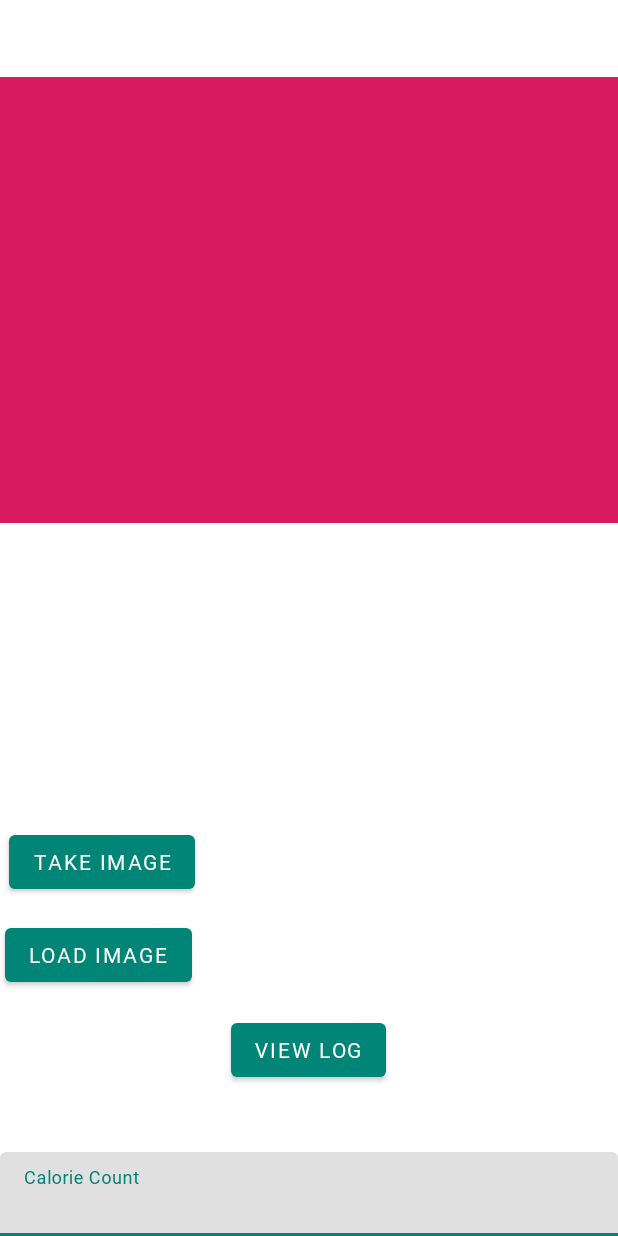
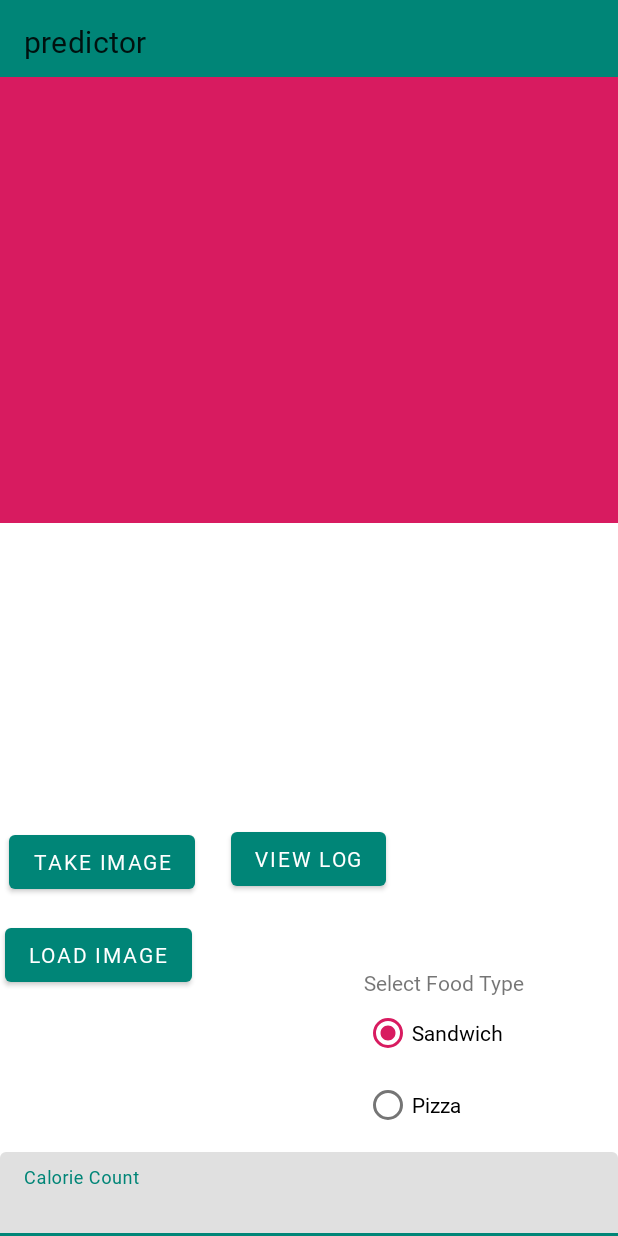
Before and after one commit to tuthoang/CaloriePredictor, an Android app: the screen it shows after launch (MainActivity), on a phone screen of 412 x 824 dp. Run offline under Robolectric (Android 15) with nearby library versions, the phone set to English and light mode, and no system bars; our stand-ins replace Firebase (no records; nobody signed in at launch, a user with empty details on screens opened directly); libraries missing offline, so code that uses them is left out: org.tensorflow.lite; Roboto replaces fonts that are not available here; 3 statements that could not run were skipped.

Commit message:
App: Add radio buttons and toolbar (signout).

```diff
--- a/predictor/app/src/main/res/layout/activity_main.xml
+++ b/predictor/app/src/main/res/layout/activity_main.xml
@@ -5,12 +5,26 @@
     android:layout_width="match_parent"
     android:layout_height="match_parent"
     tools:context=".MainActivity">
-
     <com.google.android.material.appbar.AppBarLayout
         android:layout_width="match_parent"
         android:layout_height="wrap_content"
         android:theme="@style/AppTheme.AppBarOverlay"/>
+    <com.google.android.material.appbar.MaterialToolbar
+        android:id="@+id/toolbar"
 
-    <include layout="@layout/content_main" />
+        android:layout_width="match_parent"
+        android:layout_height="wrap_content"
+        android:minHeight="@dimen/abc_action_bar_default_height_material"
+        android:background="?attr/colorPrimary"
+        app:popupTheme="@style/AppTheme.PopupOverlay"
+        app:title="@string/app_name" />
+
+
+    <include
+        android:id="@+id/include"
+        layout="@layout/content_main"
+        app:layout_anchorGravity="center" />
+
+
 
 </androidx.coordinatorlayout.widget.CoordinatorLayout>
--- a/predictor/app/src/main/res/layout/content_main.xml
+++ b/predictor/app/src/main/res/layout/content_main.xml
@@ -66,10 +66,40 @@
         android:layout_height="wrap_content"
         android:layout_alignParentBottom="true"
         android:layout_centerHorizontal="true"
-        android:layout_marginBottom="100dp"
-        android:text="View Log"
+        android:layout_marginBottom="227dp"
         android:onClick="viewLog"
-        />
+        android:text="View Log" />
+
+    <RadioGroup
+        android:id="@+id/radiogroup"
+        android:layout_width="137dp"
+        android:layout_height="wrap_content"
+        android:layout_alignParentEnd="true"
+        android:layout_alignParentBottom="true"
+        android:layout_marginEnd="32dp"
+        android:layout_marginBottom="63dp">
+
+        <TextView
+            android:id="@+id/textView"
+            android:layout_width="match_parent"
+            android:layout_height="wrap_content"
+            android:text="Select Food Type" />
+
+        <RadioButton
+            android:id="@+id/burgerRadio"
+            android:layout_width="wrap_content"
+            android:layout_height="wrap_content"
+            android:checked="true"
+            android:text="Sandwich" />
+
+        <RadioButton
+            android:id="@+id/pizzaRadio"
+            android:layout_width="wrap_content"
+            android:layout_height="wrap_content"
+            android:layout_marginEnd="0dp"
+            android:layout_marginBottom="0dp"
+            android:text="Pizza" />
+    </RadioGroup>
 
 
 </RelativeLayout>
--- a/predictor/app/src/main/res/menu/menu_main.xml
+++ b/predictor/app/src/main/res/menu/menu_main.xml
@@ -3,8 +3,10 @@
     xmlns:tools="http://schemas.android.com/tools"
     tools:context="com.example.predictor.MainActivity">
     <item
-        android:id="@+id/action_settings"
+        android:id="@+id/action_logout"
         android:orderInCategory="100"
-        android:title="@string/action_settings"
-        app:showAsAction="never" />
+        android:title="@string/action_logout"
+        android:onClick="signOut"
+        app:showAsAction="always" />
+
 </menu>
--- a/predictor/app/src/main/res/values/strings.xml
+++ b/predictor/app/src/main/res/values/strings.xml
@@ -1,5 +1,6 @@
 <resources>
     <string name="app_name">predictor</string>
     <string name="action_settings">Settings</string>
+    <string name="action_logout">Logout</string>
     <string name="title_activity_calorie_log">CalorieLogActivity</string>
 </resources>
```
Also changed, not shown: predictor/app/src/main/java/com/example/predictor/MainActivity.java (+24 -4 lines).
